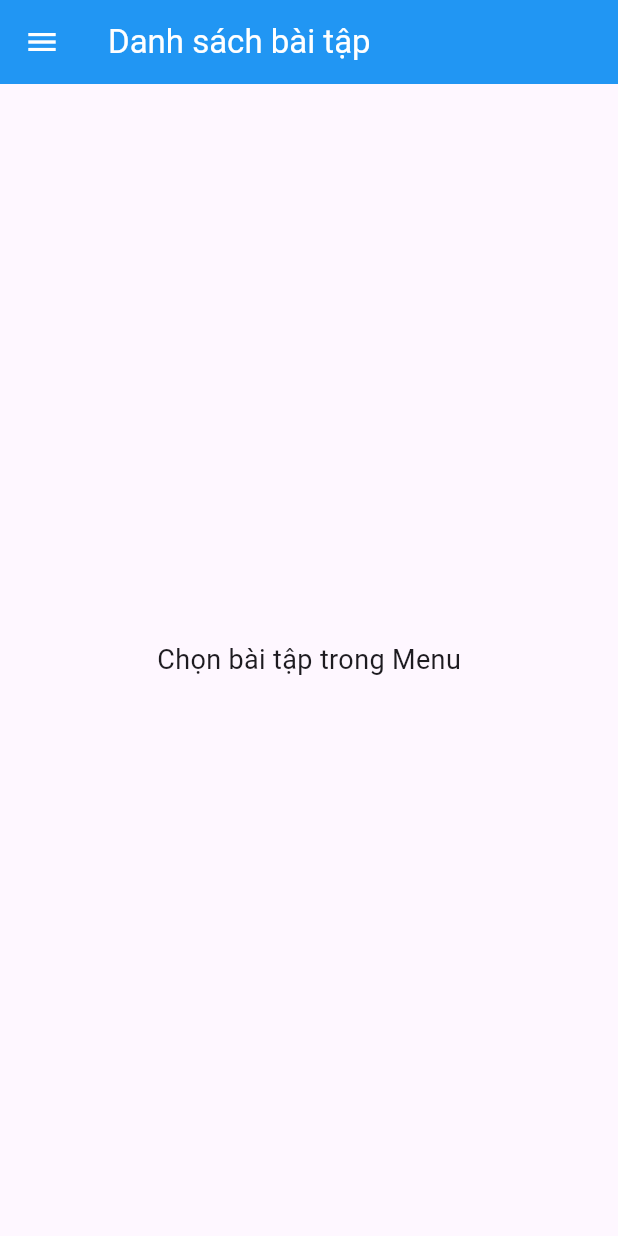
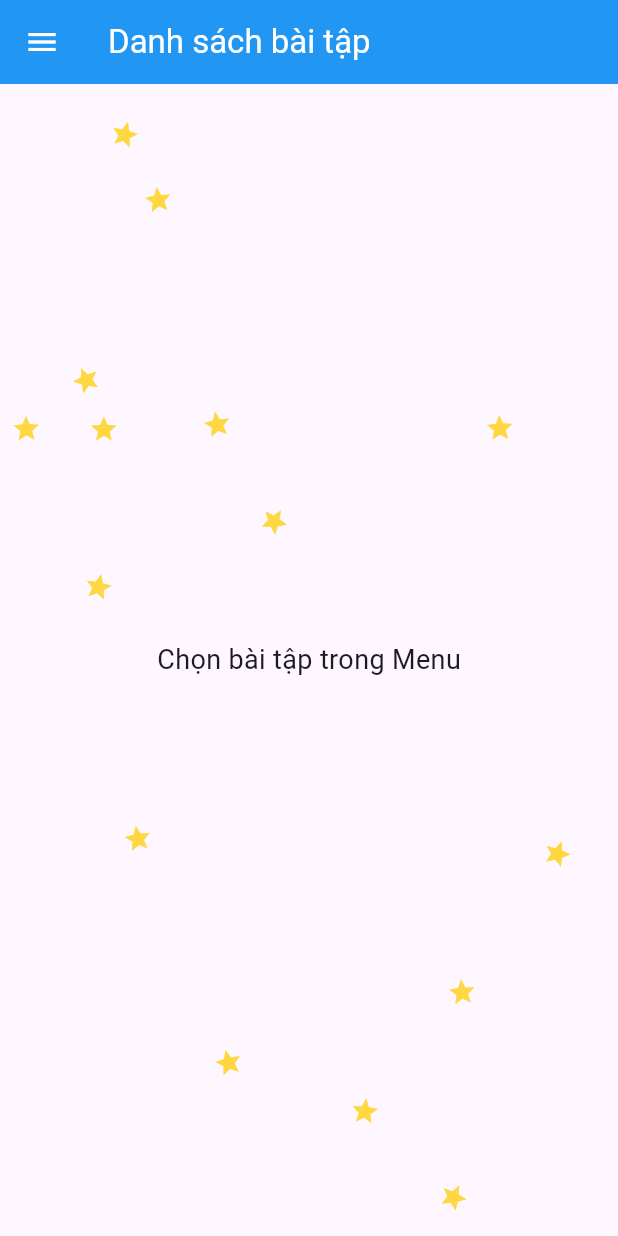
Before and after one commit to nguyenquochuy174/flutter_app, a Flutter app: the screen it shows after launch, on a phone screen of 412 x 824 dp. Run offline on Flutter 3.47's test engine with Material 3 defaults, Android fonts, the phone set to English and light mode, and no system bars; our stand-ins replace dio.

Commit message:
Update News

```diff
--- /dev/null
+++ b/lib/falling_leaves.dart
@@ -0,0 +1,73 @@
+import 'dart:math';
+import 'package:flutter/material.dart';
+
+class FallingLeaves extends StatefulWidget {
+  const FallingLeaves({super.key});
+
+  @override
+  State<FallingLeaves> createState() => _FallingLeavesState();
+}
+
+class _FallingLeavesState extends State<FallingLeaves>
+    with SingleTickerProviderStateMixin {
+  late AnimationController _controller;
+  final Random _random = Random();
+
+  late List<double> xPositions;
+  late List<double> speeds;
+
+  static const int leafCount = 15;
+
+  @override
+  void initState() {
+    super.initState();
+
+    _controller =
+        AnimationController(vsync: this, duration: const Duration(seconds: 10))
+          ..repeat();
+
+    xPositions =
+        List.generate(leafCount, (_) => _random.nextDouble() * 400);
+    speeds = List.generate(leafCount, (_) => 1 + _random.nextDouble() * 2);
+  }
+@override
+Widget build(BuildContext context) {
+  final size = MediaQuery.of(context).size;
+
+  return IgnorePointer(
+    child: AnimatedBuilder(
+      animation: _controller,
+      builder: (_, __) {
+        return Stack(
+          children: List.generate(leafCount, (i) {
+            final y =
+                (_controller.value * size.height * speeds[i]) % size.height;
+            final x =
+                (xPositions[i] + _controller.value * 100 * speeds[i]) %
+                    size.width;
+
+            return Positioned(
+              top: y,
+              left: x,
+              child: Transform.rotate(
+                angle: y / 20,
+                child: const Icon(
+                  Icons.star,
+                  color: Colors.amberAccent,
+                  size: 20,
+                ),
+              ),
+            );
+          }),
+        );
+      },
+    ),
+  );
+}
+
+  @override
+  void dispose() {
+    _controller.dispose();
+    super.dispose();
+  }
+}
--- a/lib/home.dart
+++ b/lib/home.dart
@@ -14,6 +14,8 @@ import 'package:flutter_nhom4/my_classroom_img.dart';
 import 'package:flutter_nhom4/my_place.dart';
 import 'package:flutter_nhom4/my_product.dart';
 import 'package:flutter_nhom4/register.dart';
+import 'falling_leaves.dart';
+
 
 class Home extends StatefulWidget {
   const Home({super.key});
@@ -72,10 +74,11 @@ class _HomeState extends State<Home> {
       "icon": Icons.app_registration,
     },
   ];
-
   @override
   Widget build(BuildContext context) {
-    return Scaffold(
+    return Stack(
+      children: [
+        Scaffold(
           appBar: AppBar(
             title: const Text(
               "Danh sách bài tập",
@@ -147,7 +150,9 @@ class _HomeState extends State<Home> {
                     onTap: () {
                       Navigator.push(
                         context,
-                    MaterialPageRoute(builder: (_) => item["page"] as Widget),
+                        MaterialPageRoute(
+                          builder: (_) => item["page"] as Widget,
+                        ),
                       );
                     },
                   );
@@ -155,10 +160,16 @@ class _HomeState extends State<Home> {
               ],
             ),
           ),
+          body: const Center(
+            child: Text(
+              "Chọn bài tập trong Menu",
+              style: TextStyle(fontSize: 18),
+            ),
+          ),
+        ),
 
-      body: const Center(
-        child: Text("Chọn bài tập trong Menu", style: TextStyle(fontSize: 18)),
-      ),
+        const FallingLeaves(),
+      ],
     );
   }
 }
--- a/lib/model/new.dart
+++ b/lib/model/new.dart
@@ -1,47 +1,42 @@
 class Article {
-  Source source;
-  String? author;
-  String title;
-  String description;
-  String url;
-  String? urlToImage;
-  DateTime publishedAt;
-  String content;
+  final String title;
+  final String description;
+  final String content;
+  final String url;
+  final String? urlToImage;
+  final DateTime publishedAt;
+  final Source source;
+  final String? author;
 
   Article({
+    required this.title,
+    required this.description,
+    required this.content,
+    required this.url,
+    required this.urlToImage,
+    required this.publishedAt,
     required this.source,
     this.author,
-    required this.title,
-    required this.description,
-    required this.url,
-    this.urlToImage,
-    required this.publishedAt,
-    required this.content,
   });
 
   factory Article.fromJson(Map<String, dynamic> json) {
     return Article(
-      source: Source.fromJson(json['source']),
-      author: json['author'],
       title: json['title'] ?? '',
       description: json['description'] ?? '',
-      url: json['url'],
-      urlToImage: json['urlToImage'],
-      publishedAt: DateTime.parse(json['publishedAt']),
       content: json['content'] ?? '',
+      url: json['link'] ?? '',
+      urlToImage: json['image_url'],
+      publishedAt: DateTime.tryParse(json['pubDate'] ?? '') ?? DateTime.now(),
+      source: Source(name: json['source_id'] ?? 'Unknown'),
+      author: (json['creator'] != null && json['creator'] is List)
+          ? json['creator'][0]
+          : null,
     );
   }
 }
+
 class Source {
-  String? id;
-  String name;
+  final String name;
 
-  Source({this.id, required this.name});
-
-  factory Source.fromJson(Map<String, dynamic> json) {
-    return Source(
-      id: json['id'],
-      name: json['name'],
-    );
-  }
+  Source({required this.name});
 }
```
Also changed, not shown: lib/detail_new.dart (+33 -46 lines), lib/get_api_news.dart (+13 -5 lines), lib/list_new.dart (+39 -71 lines). Lines whose indentation alone changed are shown as unchanged.
